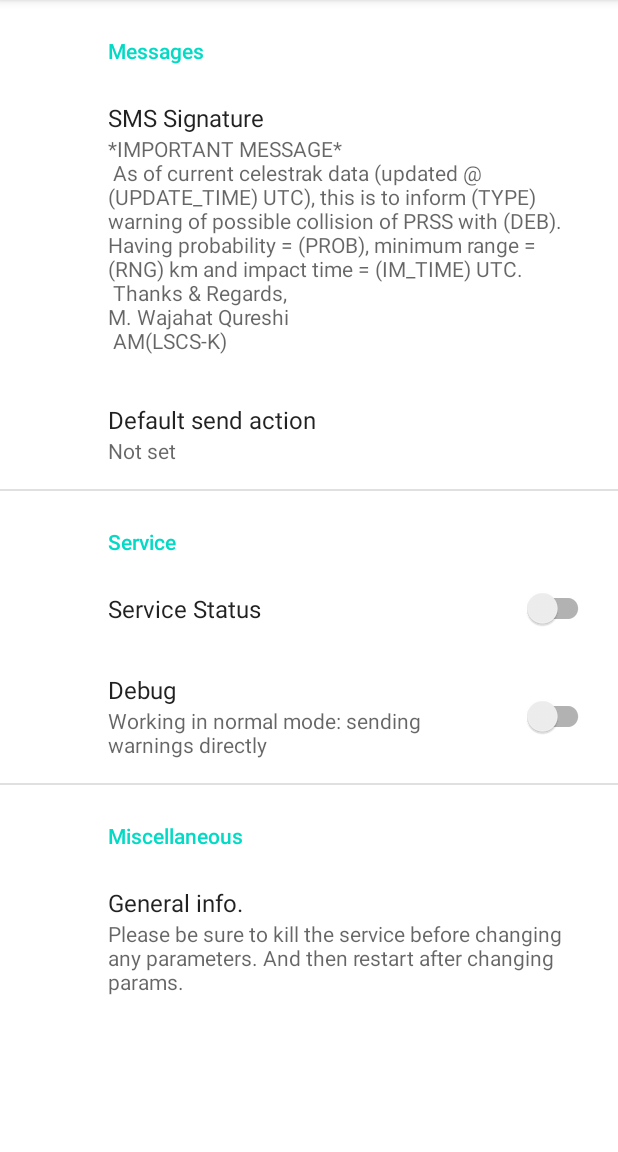
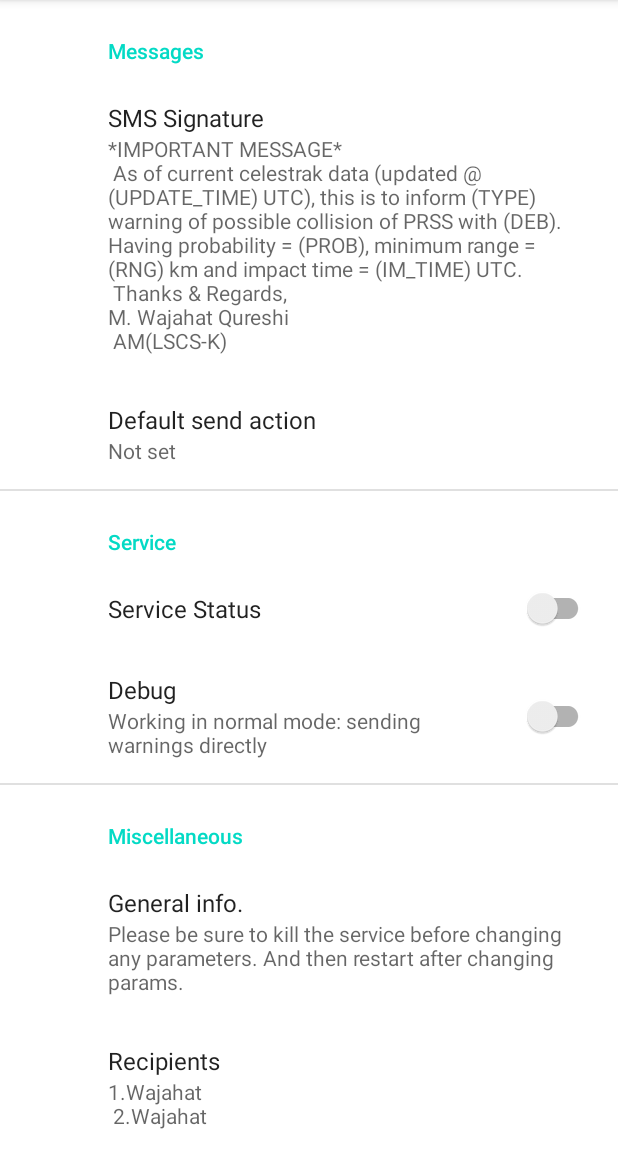
Before and after one commit to 10ve-ops/collavoid, an Android app: the screen it shows after launch (SettingsActivity), on a phone screen of 412 x 824 dp, the part 84-1236 px from its top. Run offline under Robolectric (Android 15) with nearby library versions, the phone set to English and light mode, and no system bars; our stand-ins replace androidx.preference; 2 statements that could not run were skipped.

Commit message:
Added new pref: recipients NOTE: timertask issue still unresolved

```diff
--- a/app/src/main/res/values/strings.xml
+++ b/app/src/main/res/values/strings.xml
@@ -14,6 +14,7 @@
     <string name="send_key">Default send action</string>
     <string name="send_me_key">send 2 me only</string>
     <string name="send_all_key">send all</string>
+    <string name="receipentNames">1.Wajahat \n 2.Wajahat</string>
 
     <!-- Service Preferences -->
     <string name="service_header">Service</string>
--- a/app/src/main/res/xml/root_preferences.xml
+++ b/app/src/main/res/xml/root_preferences.xml
@@ -37,12 +37,18 @@
     <PreferenceCategory app:title="Miscellaneous">
 
         <Preference
-            app:key="pref_static_field_key"
+            app:key="pref_genInfo_field_key"
             app:selectable="false"
             app:persistent="false"
             app:title="General info."
             app:summary="Please be sure to kill the service before changing any parameters.
 And then restart after changing params."/>
+        <Preference
+            app:key="pref_Recipients_field_key"
+            app:selectable="false"
+            app:persistent="false"
+            app:title="Recipients"
+            app:summary="@string/receipentNames"/>
 
     </PreferenceCategory>
 
```
Also changed, not shown: app/src/main/java/com/example/celesnotifier/FetcherService.java (+11 -7 lines).
